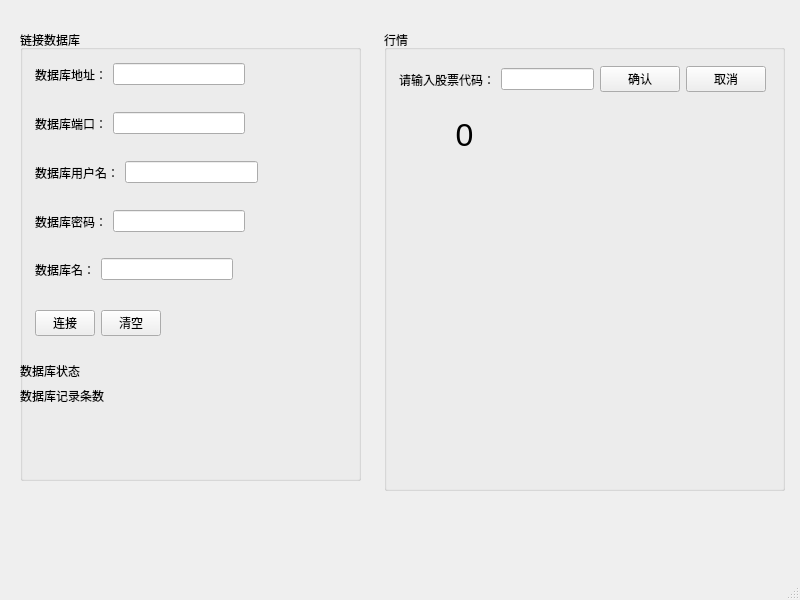
The window that mainwindow.ui (JackyZ069/GoldDigger) describes before a commit, drawn with Qt 5.
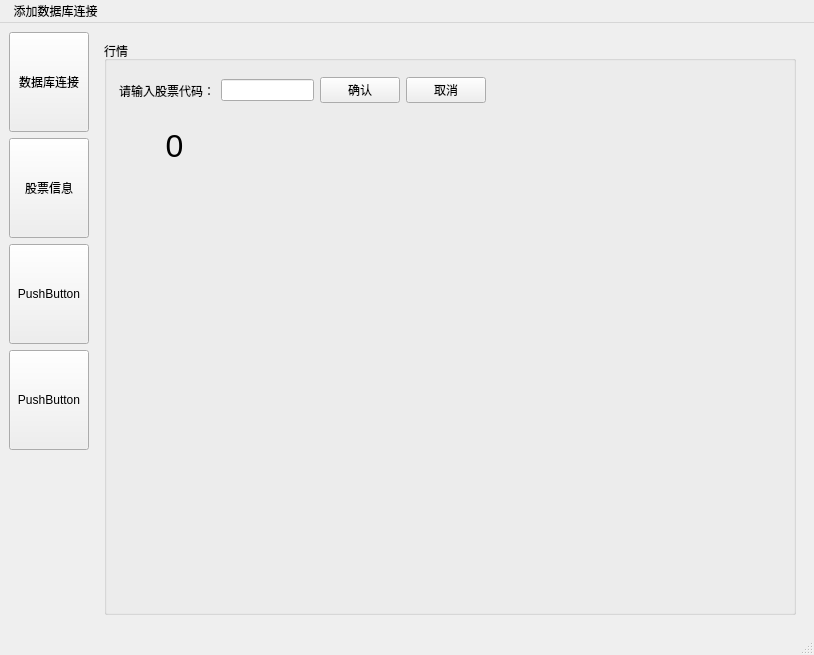
The same window after the commit. The open tabs and pages were chosen to show the change.

Diff of the .ui file:
```diff
--- a/mainwindow.ui
+++ b/mainwindow.ui
@@ -6,85 +6,96 @@
    <rect>
     <x>0</x>
     <y>0</y>
-    <width>800</width>
-    <height>600</height>
+    <width>814</width>
+    <height>655</height>
    </rect>
   </property>
   <property name="windowTitle">
    <string>MainWindow</string>
   </property>
   <widget class="QWidget" name="centralwidget">
-   <widget class="QGroupBox" name="groupBox_2">
-    <property name="geometry">
-     <rect>
-      <x>384</x>
-      <y>30</y>
-      <width>401</width>
-      <height>461</height>
-     </rect>
-    </property>
-    <property name="title">
-     <string>行情</string>
-    </property>
-    <widget class="QWidget" name="layoutWidget">
-     <property name="geometry">
-      <rect>
-       <x>15</x>
-       <y>33</y>
-       <width>367</width>
-       <height>33</height>
-      </rect>
-     </property>
-     <layout class="QHBoxLayout" name="horizontalLayout">
+   <layout class="QGridLayout" name="gridLayout">
+    <item row="1" column="1">
+     <layout class="QVBoxLayout" name="verticalLayout">
+      <item>
+       <widget class="QPushButton" name="stackDataBaseBtn">
+        <property name="minimumSize">
+         <size>
+          <width>50</width>
+          <height>100</height>
+         </size>
+        </property>
+        <property name="text">
+         <string>数据库连接</string>
+        </property>
+       </widget>
+      </item>
       <item>
-       <widget class="QLabel" name="label">
+       <widget class="QPushButton" name="stackStockBtn">
+        <property name="minimumSize">
+         <size>
+          <width>50</width>
+          <height>100</height>
+         </size>
+        </property>
         <property name="text">
-         <string>请输入股票代码：</string>
+         <string>股票信息</string>
         </property>
        </widget>
       </item>
       <item>
-       <widget class="QLineEdit" name="stockCodeLineEdit"/>
-      </item>
-      <item>
-       <widget class="QPushButton" name="stockConnectBtn">
+       <widget class="QPushButton" name="pushButton_3">
+        <property name="minimumSize">
+         <size>
+          <width>50</width>
+          <height>100</height>
+         </size>
+        </property>
         <property name="text">
-         <string>确认</string>
+         <string>PushButton</string>
         </property>
        </widget>
       </item>
       <item>
-       <widget class="QPushButton" name="stockCancelBtn">
+       <widget class="QPushButton" name="pushButton_4">
+        <property name="minimumSize">
+         <size>
+          <width>50</width>
+          <height>100</height>
+         </size>
+        </property>
         <property name="text">
-         <string>取消</string>
+         <string>PushButton</string>
         </property>
        </widget>
       </item>
+      <item>
+       <spacer name="verticalSpacer">
+        <property name="orientation">
+         <enum>Qt::Orientation::Vertical</enum>
+        </property>
+        <property name="sizeHint" stdset="0">
+         <size>
+          <width>20</width>
+          <height>40</height>
+         </size>
+        </property>
+       </spacer>
+      </item>
      </layout>
-    </widget>
-    <widget class="QLabel" name="StockCurrPriceLabel">
-     <property name="geometry">
-      <rect>
-       <x>20</x>
-       <y>80</y>
-       <width>121</width>
-       <height>51</height>
-      </rect>
-     </property>
-     <property name="text">
-      <string>&lt;html&gt;&lt;head/&gt;&lt;body&gt;&lt;p align=&quot;center&quot;&gt;&lt;span style=&quot; font-size:24pt;&quot;&gt;0&lt;/span&gt;&lt;/p&gt;&lt;/body&gt;&lt;/html&gt;</string>
-     </property>
-    </widget>
-   </widget>
+    </item>
+    <item row="0" column="0">
+     <layout class="QHBoxLayout" name="horizontalLayout_2"/>
+    </item>
+    <item row="1" column="2">
+     <widget class="QStackedWidget" name="mainStackedWidget">
+      <property name="currentIndex">
+       <number>0</number>
+      </property>
+      <widget class="QWidget" name="page">
+       <layout class="QGridLayout" name="gridLayout_2">
+        <item row="0" column="0">
    <widget class="QGroupBox" name="groupBox">
-    <property name="geometry">
-     <rect>
-      <x>20</x>
-      <y>30</y>
-      <width>341</width>
-      <height>451</height>
-     </rect>
-    </property>
     <property name="title">
      <string>链接数据库</string>
     </property>
@@ -251,16 +262,102 @@
      </layout>
     </widget>
    </widget>
+        </item>
+       </layout>
+      </widget>
+      <widget class="QWidget" name="page_2">
+       <layout class="QGridLayout" name="gridLayout_3">
+        <item row="0" column="0">
+         <widget class="QGroupBox" name="groupBox_2">
+          <property name="title">
+           <string>行情</string>
+          </property>
+          <widget class="QWidget" name="layoutWidget">
+           <property name="geometry">
+            <rect>
+             <x>15</x>
+             <y>33</y>
+             <width>367</width>
+             <height>33</height>
+            </rect>
+           </property>
+           <layout class="QHBoxLayout" name="horizontalLayout">
+            <item>
+             <widget class="QLabel" name="label">
+              <property name="text">
+               <string>请输入股票代码：</string>
+              </property>
+             </widget>
+            </item>
+            <item>
+             <widget class="QLineEdit" name="stockCodeLineEdit"/>
+            </item>
+            <item>
+             <widget class="QPushButton" name="stockConnectBtn">
+              <property name="text">
+               <string>确认</string>
+              </property>
+             </widget>
+            </item>
+            <item>
+             <widget class="QPushButton" name="stockCancelBtn">
+              <property name="text">
+               <string>取消</string>
+              </property>
+             </widget>
+            </item>
+           </layout>
+          </widget>
+          <widget class="QLabel" name="StockCurrPriceLabel">
+           <property name="geometry">
+            <rect>
+             <x>10</x>
+             <y>80</y>
+             <width>121</width>
+             <height>51</height>
+            </rect>
+           </property>
+           <property name="text">
+            <string>&lt;html&gt;&lt;head/&gt;&lt;body&gt;&lt;p align=&quot;center&quot;&gt;&lt;span style=&quot; font-size:24pt;&quot;&gt;0&lt;/span&gt;&lt;/p&gt;&lt;/body&gt;&lt;/html&gt;</string>
+           </property>
+          </widget>
+         </widget>
+        </item>
+       </layout>
+      </widget>
+     </widget>
+    </item>
+   </layout>
+   <widget class="QSplitter" name="splitter">
+    <property name="geometry">
+     <rect>
+      <x>0</x>
+      <y>0</y>
+      <width>0</width>
+      <height>0</height>
+     </rect>
+    </property>
+    <property name="orientation">
+     <enum>Qt::Orientation::Horizontal</enum>
+    </property>
+   </widget>
   </widget>
   <widget class="QMenuBar" name="menubar">
    <property name="geometry">
     <rect>
      <x>0</x>
      <y>0</y>
-     <width>800</width>
+     <width>814</width>
      <height>24</height>
     </rect>
    </property>
+   <widget class="QMenu" name="menu">
+    <property name="title">
+     <string> 添加数据库连接</string>
+    </property>
+    <addaction name="addDatabaseConnection"/>
+   </widget>
+   <addaction name="menu"/>
   </widget>
   <widget class="QStatusBar" name="statusbar"/>
  </widget>
```
Left out of the diff: 8 changed lines with no effect on the pictures. Lines whose indentation alone changed are shown as unchanged.
